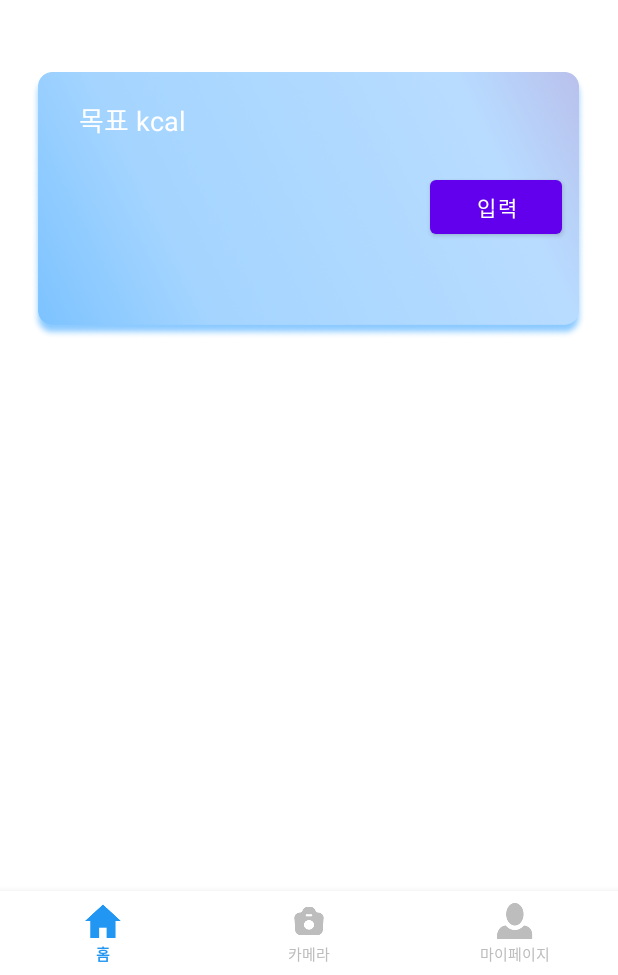
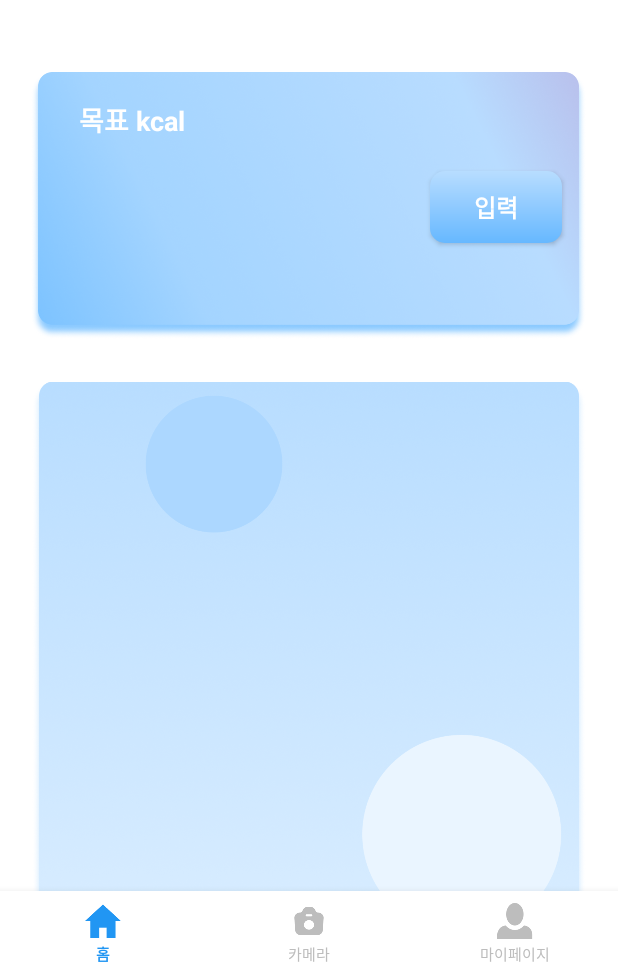
Before and after one commit to 0dahye0/HowMuch, an Android app: the fragment HomeFragment_Main placed in its activity, on a phone screen of 412 x 824 dp, the part 261-1236 px from its top. Run offline under Robolectric (Android 15) with nearby library versions, the phone set to English and light mode, and no system bars; 1 statement that could not run was skipped.

```diff
--- a/app/src/main/res/layout/activity_login.xml
+++ b/app/src/main/res/layout/activity_login.xml
@@ -23,7 +23,8 @@
         app:layout_constraintBottom_toTopOf="@+id/login_password_enroll_tv"
         app:layout_constraintEnd_toEndOf="parent"
         app:layout_constraintHorizontal_bias="0.491"
-        app:layout_constraintStart_toStartOf="parent" />
+        app:layout_constraintStart_toStartOf="parent"
+        tools:ignore="DuplicateClickableBoundsCheck" />
 
     <androidx.appcompat.widget.AppCompatButton
         android:id="@+id/login_button"
--- a/app/src/main/res/layout/fragment_main_home.xml
+++ b/app/src/main/res/layout/fragment_main_home.xml
@@ -82,17 +82,31 @@
         android:text="목표 kcal"
         android:textColor="#FFFFFF"
         android:textSize="18sp"
+        android:textStyle="bold"
         app:layout_constraintStart_toStartOf="@+id/box1"
         app:layout_constraintTop_toTopOf="@+id/box1" />
 
-    <Button
+    <androidx.appcompat.widget.AppCompatButton
         android:id="@+id/button"
         android:layout_width="wrap_content"
         android:layout_height="wrap_content"
         android:layout_marginTop="68dp"
         android:layout_marginEnd="16dp"
+        android:background="@drawable/watering_button_blue"
         android:text="입력"
+        android:textColor="#FFFFFF"
+        android:textSize="16sp"
+        android:textStyle="bold"
         app:layout_constraintEnd_toEndOf="@+id/box1"
         app:layout_constraintTop_toTopOf="@+id/box1" />
 
+    <ImageView
+        android:id="@+id/imageView"
+        android:layout_width="369dp"
+        android:layout_height="533dp"
+        app:layout_constraintEnd_toEndOf="parent"
+        app:layout_constraintStart_toStartOf="parent"
+        app:layout_constraintTop_toBottomOf="@+id/box1"
+        app:srcCompat="@drawable/rect2" />
+
 </androidx.constraintlayout.widget.ConstraintLayout>
```
Also changed, not shown: app/src/main/res/layout/activity_signup2.xml (added, +87 -0 lines).
